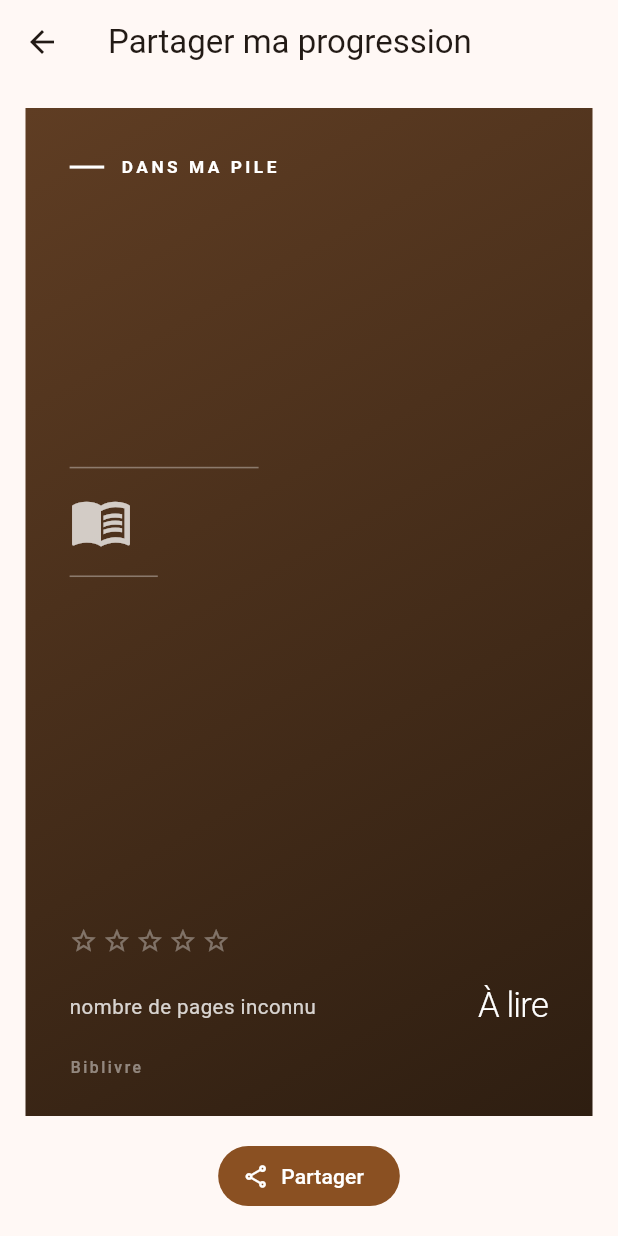
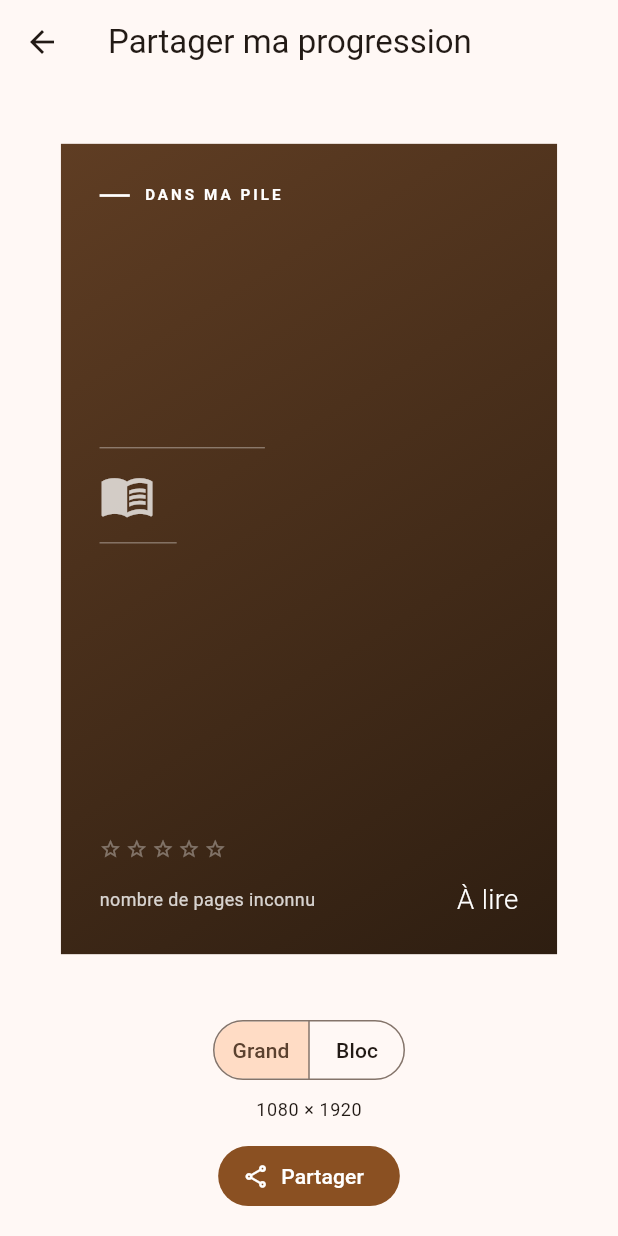
Before and after one commit to BenjaminGott/MyBookmark, a Flutter app: the ShareProgressScreen screen opened directly with empty values, on a phone screen of 412 x 824 dp. Run offline on Flutter 3.47's test engine with Material 3 defaults, Android fonts, the phone set to English and light mode, and no system bars; our stand-ins replace cached_network_image, drift, drift_flutter, file_picker, flutter_riverpod, palette_generator and 2 more; missing offline and left inert: sqlite3; accounts and stored records are empty; generated files the repository leaves out were written again.

Commit message:
Deux formats de carte, pourcentage dans la barre, sans signature
- Un sélecteur propose « Grand » (1080 × 1920, pleine hauteur) et « Bloc »
  (1080 × 1080, carré) : le second met la couverture à gauche et le texte à
  droite, pour être posé à côté d'autre chose. Deux noms de fichier distincts.
- La barre est épaissie et le pourcentage écrit à l'intérieur, dans une couleur
  choisie pour se lire sur le remplissage. En deçà d'une portion lue de 62 px,
  le chiffre passe juste à côté sur le rail : à 1 %, il serait sinon écrasé
  dans quelques pixels.
- Le nom de l'application disparaît de la carte : elle appartient au lecteur.

205 tests au vert, `flutter analyze` sans avertissement.

Co-Authored-By: Claude Opus 5 <noreply@anthropic.com>

```diff
--- a/lib/ui/share/progress_card_palette.dart
+++ b/lib/ui/share/progress_card_palette.dart
@@ -40,6 +40,12 @@ class ProgressCardPalette {
 
   /// La couleur de la portion remplie de la barre de progression.
   final Color accent;
+
+  /// La couleur du texte écrit **sur** [accent] : le pourcentage est logé dans
+  /// la barre, il doit se lire sur elle et non sur le fond.
+  Color get onAccent => accent.computeLuminance() > 0.45
+      ? const Color(0xFF16110D)
+      : Colors.white;
 
   /// Analyse une couverture pour en tirer un dégradé.
   ///
--- a/lib/ui/share/progress_share_card.dart
+++ b/lib/ui/share/progress_share_card.dart
@@ -6,33 +6,58 @@ import '../../domain/services/reading_progress.dart';
 import '../shelf_labels.dart';
 import 'progress_card_palette.dart';
 
+/// Les deux formats de carte proposés au partage.
+///
+/// Les dimensions sont données en points ; capturées au ratio de
+/// [ProgressShareCard.captureRatio], elles donnent les pixels annoncés.
+enum ShareCardFormat {
+  /// Pleine hauteur, pour une story ou un post : 1080 × 1920.
+  large(360, 640, 'Grand', '1080 × 1920'),
+
+  /// Bloc carré, pensé pour être posé à côté d'autre chose : 1080 × 1080.
+  compact(360, 360, 'Bloc', '1080 × 1080');
+
+  const ShareCardFormat(this.width, this.height, this.label, this.pixels);
+
+  final double width;
+  final double height;
+
+  /// Le nom montré dans le sélecteur.
+  final String label;
+
+  /// La taille de l'image produite, annoncée à l'utilisateur.
+  final String pixels;
+
+  String get fileName => switch (this) {
+        ShareCardFormat.large => 'biblivre-progression.png',
+        ShareCardFormat.compact => 'biblivre-progression-bloc.png',
+      };
+}
+
 /// La carte de progression partagée, dessinée à taille fixe.
 ///
-/// Elle mesure toujours [cardWidth] × [cardHeight] : capturée à un ratio de 3,
-/// elle sort en 1080 × 1920, le format attendu par les réseaux sociaux. Rien
-/// dans cette carte ne dépend du thème de l'application ni de la taille de
-/// l'écran, pour que l'image partagée soit identique d'un téléphone à l'autre.
+/// Rien dans cette carte ne dépend du thème de l'application ni de la taille de
+/// l'écran : l'image partagée est identique d'un téléphone à l'autre.
 ///
-/// La composition est alignée à gauche, la couverture posée sur un rail
-/// vertical et le pourcentage traité en grand chiffre maigre : une mise en page
-/// éditoriale, qui ne cherche à ressembler à aucune application existante.
+/// La composition est alignée à gauche et le pourcentage logé dans la barre
+/// elle-même : une mise en page éditoriale, qui ne cherche à ressembler à
+/// aucune application existante.
 class ProgressShareCard extends StatelessWidget {
   const ProgressShareCard({
     required this.item,
     required this.palette,
     super.key,
+    this.format = ShareCardFormat.large,
     this.cover,
     this.captureKey,
   });
-
-  static const double cardWidth = 360;
-  static const double cardHeight = 640;
 
   /// Ratio de capture : 360 × 3 = 1080, 640 × 3 = 1920.
   static const double captureRatio = 3;
 
   final LibraryItem item;
   final ProgressCardPalette palette;
+  final ShareCardFormat format;
 
   /// La couverture, déjà chargée. Nulle si le livre n'en a pas.
   final ImageProvider? cover;
@@ -40,27 +65,21 @@ class ProgressShareCard extends StatelessWidget {
   /// La clé de la frontière de capture, posée au plus près de la carte.
   ///
   /// La frontière est à l'intérieur de la carte, et non autour : c'est ce qui
-  /// garantit qu'elle mesure exactement 360 × 640 et que l'image sorte en
-  /// 1080 × 1920, quelles que soient les contraintes du parent.
+  /// garantit qu'elle mesure exactement le format demandé, quelles que soient
+  /// les contraintes du parent.
   final GlobalKey? captureKey;
 
   @override
   Widget build(BuildContext context) {
-    final book = item.book;
-    final percent = ReadingProgress.percent(
-      currentPage: item.currentEntry.currentPage,
-      pageCount: book.pageCount,
-    );
-
     // Le `Center` desserre les contraintes reçues : sans lui, un parent au
-    // dimensionnement serré étirerait la carte et la capture ne ferait plus
-    // 1080 × 1920.
+    // dimensionnement serré étirerait la carte et la capture ne ferait plus la
+    // taille annoncée.
     return Center(
       child: RepaintBoundary(
         key: captureKey,
         child: SizedBox(
-          width: cardWidth,
-          height: cardHeight,
+          width: format.width,
+          height: format.height,
           child: DecoratedBox(
             decoration: BoxDecoration(
               gradient: LinearGradient(
@@ -69,42 +88,114 @@ class ProgressShareCard extends StatelessWidget {
                 colors: <Color>[palette.top, palette.bottom],
               ),
             ),
-            child: Padding(
-              padding: const EdgeInsets.fromLTRB(28, 32, 28, 24),
+            child: switch (format) {
+              ShareCardFormat.large =>
+                _LargeLayout(item: item, palette: palette, cover: cover),
+              ShareCardFormat.compact =>
+                _CompactLayout(item: item, palette: palette, cover: cover),
+            },
+          ),
+        ),
+      ),
+    );
+  }
+}
+
+/// Mise en page pleine hauteur : la couverture au centre de la composition.
+class _LargeLayout extends StatelessWidget {
+  const _LargeLayout({
+    required this.item,
+    required this.palette,
+    required this.cover,
+  });
+
+  final LibraryItem item;
+  final ProgressCardPalette palette;
+  final ImageProvider? cover;
+
+  @override
+  Widget build(BuildContext context) {
+    return Padding(
+      padding: const EdgeInsets.fromLTRB(28, 32, 28, 30),
       child: Column(
         crossAxisAlignment: CrossAxisAlignment.start,
         children: <Widget>[
           _Kicker(item: item, palette: palette),
           const Spacer(flex: 3),
           if (cover != null)
-                    _Cover(cover: cover!)
+            _Cover(cover: cover!, width: 152, height: 228)
           else
             _NoCoverMark(palette: palette),
-                  const SizedBox(height: 28),
-                  _Title(item: item, palette: palette, large: cover == null),
+          const SizedBox(height: 26),
+          _Title(item: item, palette: palette, size: cover == null ? 38 : 27),
           const Spacer(flex: 2),
           if (item.currentEntry.rating != null) ...<Widget>[
             _Stars(rating: item.currentEntry.rating!, palette: palette),
-                    const SizedBox(height: 20),
+            const SizedBox(height: 18),
           ],
-                  if (percent != null)
-                    _Progress(
-                      percent: percent,
-                      currentPage: item.currentEntry.currentPage,
-                      pageCount: book.pageCount!,
+          _ProgressBlock(item: item, palette: palette, barHeight: 28),
+        ],
+      ),
+    );
+  }
+}
+
+/// Mise en page en bloc : couverture à gauche, texte et barre à droite.
+///
+/// Format carré et compact, pensé pour être posé à côté d'autre chose.
+class _CompactLayout extends StatelessWidget {
+  const _CompactLayout({
+    required this.item,
+    required this.palette,
+    required this.cover,
+  });
+
+  final LibraryItem item;
+  final ProgressCardPalette palette;
+  final ImageProvider? cover;
+
+  @override
+  Widget build(BuildContext context) {
+    return Padding(
+      padding: const EdgeInsets.all(24),
+      child: Column(
+        crossAxisAlignment: CrossAxisAlignment.start,
+        children: <Widget>[
+          _Kicker(item: item, palette: palette),
+          const SizedBox(height: 18),
+          Expanded(
+            child: Row(
+              crossAxisAlignment: CrossAxisAlignment.start,
+              children: <Widget>[
+                if (cover != null) ...<Widget>[
+                  _Cover(cover: cover!, width: 100, height: 150),
+                  const SizedBox(width: 18),
+                ],
+                Expanded(
+                  child: Column(
+                    crossAxisAlignment: CrossAxisAlignment.start,
+                    children: <Widget>[
+                      _Title(
+                        item: item,
                         palette: palette,
-                    )
-                  else
-                    // Sans nombre de pages, aucun pourcentage n'a de sens : la
-                    // carte annonce simplement où en est le livre.
-                    _ShelfOnly(item: item, palette: palette),
-                  const SizedBox(height: 22),
-                  _Signature(palette: palette),
+                        size: cover == null ? 30 : 21,
+                        maxLines: cover == null ? 4 : 3,
+                      ),
+                      const Spacer(),
+                      if (item.currentEntry.rating != null)
+                        _Stars(
+                          rating: item.currentEntry.rating!,
+                          palette: palette,
+                        ),
                     ],
                   ),
                 ),
+              ],
             ),
           ),
+          const SizedBox(height: 16),
+          _ProgressBlock(item: item, palette: palette, barHeight: 24),
+        ],
       ),
     );
   }
@@ -129,8 +220,11 @@ class _Kicker extends StatelessWidget {
       children: <Widget>[
         Container(width: 22, height: 2, color: palette.foreground),
         const SizedBox(width: 10),
-        Text(
+        Flexible(
+          child: Text(
             label,
+            maxLines: 1,
+            overflow: TextOverflow.ellipsis,
             style: TextStyle(
               color: palette.foreground,
               fontSize: 11,
@@ -139,15 +233,22 @@ class _Kicker extends StatelessWidget {
               height: 1,
             ),
           ),
+        ),
       ],
     );
   }
 }
 
 class _Cover extends StatelessWidget {
-  const _Cover({required this.cover});
+  const _Cover({
+    required this.cover,
+    required this.width,
+    required this.height,
+  });
 
   final ImageProvider cover;
+  final double width;
+  final double height;
 
   @override
   Widget build(BuildContext context) {
@@ -166,8 +267,8 @@ class _Cover extends StatelessWidget {
         borderRadius: BorderRadius.circular(6),
         child: Image(
           image: cover,
-          width: 152,
-          height: 228,
+          width: width,
+          height: height,
           fit: BoxFit.cover,
           // L'image est déjà en cache au moment de la capture ; ce rendu
           // immédiat évite un fondu qui sortirait à moitié transparent.
@@ -178,7 +279,7 @@ class _Cover extends StatelessWidget {
   }
 }
 
-/// Le substitut de couverture : deux filets et une initiale.
+/// Le substitut de couverture : deux filets et un pictogramme.
 class _NoCoverMark extends StatelessWidget {
   const _NoCoverMark({required this.palette});
 
@@ -215,14 +316,14 @@ class _Title extends StatelessWidget {
   const _Title({
     required this.item,
     required this.palette,
-    required this.large,
+    required this.size,
+    this.maxLines = 3,
   });
 
   final LibraryItem item;
   final ProgressCardPalette palette;
-
-  /// Sans couverture, le titre prend la place laissée libre.
-  final bool large;
+  final double size;
+  final int maxLines;
 
   @override
   Widget build(BuildContext context) {
@@ -231,25 +332,24 @@ class _Title extends StatelessWidget {
       children: <Widget>[
         Text(
           item.book.title,
-          maxLines: large ? 4 : 3,
+          maxLines: maxLines,
           overflow: TextOverflow.ellipsis,
           style: TextStyle(
             color: palette.foreground,
-            fontSize: large ? 38 : 27,
+            fontSize: size,
             fontWeight: FontWeight.w700,
             height: 1.12,
             letterSpacing: -0.4,
           ),
         ),
-        const SizedBox(height: 8),
+        const SizedBox(height: 7),
         Text(
           item.book.author ?? 'Auteur inconnu',
           maxLines: 1,
           overflow: TextOverflow.ellipsis,
           style: TextStyle(
             color: palette.foreground.withValues(alpha: 0.78),
-            fontSize: 15,
-            fontWeight: FontWeight.w400,
+            fontSize: size < 24 ? 13 : 15,
             letterSpacing: 0.2,
           ),
         ),
@@ -273,7 +373,7 @@ class _Stars extends StatelessWidget {
             padding: const EdgeInsets.only(right: 3),
             child: Icon(
               star <= rating ? Icons.star : Icons.star_border,
-              size: 18,
+              size: 16,
               color: palette.foreground.withValues(
                 alpha: star <= rating ? 0.95 : 0.35,
               ),
@@ -284,104 +384,38 @@ class _Stars extends StatelessWidget {
   }
 }
 
-/// La barre, les pages et le grand pourcentage.
-class _Progress extends StatelessWidget {
-  const _Progress({
-    required this.percent,
-    required this.currentPage,
-    required this.pageCount,
+/// La barre de progression et la ligne de pages qui l'accompagne.
+class _ProgressBlock extends StatelessWidget {
+  const _ProgressBlock({
+    required this.item,
     required this.palette,
+    required this.barHeight,
   });
 
-  final int percent;
-  final int currentPage;
-  final int pageCount;
+  final LibraryItem item;
   final ProgressCardPalette palette;
+  final double barHeight;
 
   @override
   Widget build(BuildContext context) {
-    return Column(
-      crossAxisAlignment: CrossAxisAlignment.start,
-      children: <Widget>[
-        ClipRRect(
-          borderRadius: BorderRadius.circular(3),
-          child: SizedBox(
-            height: 5,
-            child: Stack(
-              children: <Widget>[
-                ColoredBox(
-                  // Le rail reste discret : c'est la portion lue qui doit
-                  // porter le regard.
-                  color: palette.foreground.withValues(alpha: 0.16),
-                  child: const SizedBox.expand(),
-                ),
-                FractionallySizedBox(
-                  widthFactor: (percent / 100).clamp(0.0, 1.0),
-                  child: ColoredBox(color: palette.accent),
-                ),
-              ],
-            ),
-          ),
-        ),
-        const SizedBox(height: 14),
-        Row(
-          crossAxisAlignment: CrossAxisAlignment.end,
-          children: <Widget>[
-            Expanded(
-              child: Text(
-                'page $currentPage sur $pageCount',
-                style: TextStyle(
-                  color: palette.foreground.withValues(alpha: 0.8),
-                  fontSize: 13,
-                  letterSpacing: 0.3,
-                ),
-              ),
-            ),
-            Text(
-              '$percent',
-              style: TextStyle(
-                color: palette.foreground,
-                fontSize: 40,
-                fontWeight: FontWeight.w300,
-                height: 0.92,
-                letterSpacing: -1.5,
-              ),
-            ),
-            Padding(
-              padding: const EdgeInsets.only(left: 3, bottom: 4),
-              child: Text(
-                '%',
-                style: TextStyle(
-                  color: palette.foreground.withValues(alpha: 0.8),
-                  fontSize: 15,
-                  fontWeight: FontWeight.w400,
-                ),
-              ),
-            ),
-          ],
-        ),
-      ],
+    final pageCount = item.book.pageCount;
+    final percent = ReadingProgress.percent(
+      currentPage: item.currentEntry.currentPage,
+      pageCount: pageCount,
     );
-  }
-}
-
-/// Ce qu'on affiche quand le nombre de pages est inconnu.
-class _ShelfOnly extends StatelessWidget {
-  const _ShelfOnly({required this.item, required this.palette});
-
-  final LibraryItem item;
-  final ProgressCardPalette palette;
-
-  @override
-  Widget build(BuildContext context) {
     final page = item.currentEntry.currentPage;
 
+    // Sans nombre de pages, aucun pourcentage n'a de sens : la carte annonce
+    // simplement où en est le livre, sans barre trompeuse.
+    if (percent == null) {
       return Row(
         crossAxisAlignment: CrossAxisAlignment.end,
         children: <Widget>[
           Expanded(
             child: Text(
               page > 0 ? 'page $page' : 'nombre de pages inconnu',
+              maxLines: 1,
+              overflow: TextOverflow.ellipsis,
               style: TextStyle(
                 color: palette.foreground.withValues(alpha: 0.8),
                 fontSize: 13,
@@ -393,10 +427,28 @@ class _ShelfOnly extends StatelessWidget {
             item.shelf.label,
             style: TextStyle(
               color: palette.foreground,
-            fontSize: 22,
+              fontSize: 20,
               fontWeight: FontWeight.w300,
               height: 1,
-            letterSpacing: -0.5,
+            ),
+          ),
+        ],
+      );
+    }
+
+    return Column(
+      crossAxisAlignment: CrossAxisAlignment.start,
+      children: <Widget>[
+        _ProgressBar(percent: percent, palette: palette, height: barHeight),
+        const SizedBox(height: 10),
+        Text(
+          'page $page sur $pageCount',
+          maxLines: 1,
+          overflow: TextOverflow.ellipsis,
+          style: TextStyle(
+            color: palette.foreground.withValues(alpha: 0.8),
+            fontSize: 13,
+            letterSpacing: 0.3,
           ),
         ),
       ],
@@ -404,21 +456,84 @@ class _ShelfOnly extends StatelessWidget {
   }
 }
 
-class _Signature extends StatelessWidget {
-  const _Signature({required this.palette});
+/// Une barre épaisse dont le pourcentage est écrit à l'intérieur.
+///
+/// Le chiffre se loge dans la portion lue tant qu'elle est assez large ; en
+/// deçà il passe juste à côté, sur le rail. Sans cette bascule, un livre à 3 %
+/// afficherait un pourcentage illisible, écrasé dans quelques pixels.
+class _ProgressBar extends StatelessWidget {
+  const _ProgressBar({
+    required this.percent,
+    required this.palette,
+    required this.height,
+  });
 
+  /// Largeur minimale de la portion lue pour y loger le chiffre.
+  static const double _insideThreshold = 62;
+
+  final int percent;
   final ProgressCardPalette palette;
+  final double height;
 
   @override
   Widget build(BuildContext context) {
-    return Text(
-      'Biblivre',
+    final fraction = (percent / 100).clamp(0.0, 1.0);
+    final radius = BorderRadius.circular(height / 2);
+
+    return LayoutBuilder(
+      builder: (context, constraints) {
+        final filled = constraints.maxWidth * fraction;
+        final inside = filled >= _insideThreshold;
+
+        return SizedBox(
+          height: height,
+          child: Stack(
+            children: <Widget>[
+              // Le rail reste discret : c'est la portion lue qui porte le
+              // regard.
+              DecoratedBox(
+                decoration: BoxDecoration(
+                  color: palette.foreground.withValues(alpha: 0.16),
+                  borderRadius: radius,
+                ),
+                child: const SizedBox.expand(),
+              ),
+              SizedBox(
+                width: filled,
+                child: DecoratedBox(
+                  decoration: BoxDecoration(
+                    color: palette.accent,
+                    borderRadius: radius,
+                  ),
+                ),
+              ),
+              Positioned.fill(
+                child: Padding(
+                  padding: EdgeInsets.only(
+                    left: inside ? 0 : filled + 10,
+                    right: inside ? height * 0.5 : 0,
+                  ),
+                  child: Align(
+                    alignment:
+                        inside ? Alignment.centerRight : Alignment.centerLeft,
+                    child: Text(
+                      '$percent %',
                       style: TextStyle(
-        color: palette.foreground.withValues(alpha: 0.45),
-        fontSize: 10,
-        fontWeight: FontWeight.w500,
-        letterSpacing: 1.6,
+                        color:
+                            inside ? palette.onAccent : palette.foreground,
+                        fontSize: height * 0.52,
+                        fontWeight: FontWeight.w600,
+                        height: 1,
+                        letterSpacing: 0.2,
                       ),
+                    ),
+                  ),
+                ),
+              ),
+            ],
+          ),
+        );
+      },
     );
   }
 }
--- a/lib/ui/share/share_progress_screen.dart
+++ b/lib/ui/share/share_progress_screen.dart
@@ -32,6 +32,7 @@ class _ShareProgressScreenState extends ConsumerState<ShareProgressScreen> {
 
   ProgressCardPalette? _palette;
   ImageProvider? _cover;
+  ShareCardFormat _format = ShareCardFormat.large;
   bool _sharing = false;
 
   @override
@@ -94,12 +95,36 @@ class _ShareProgressScreenState extends ConsumerState<ShareProgressScreen> {
                       item: widget.item,
                       palette: palette,
                       cover: _cover,
+                      format: _format,
                     ),
                   ),
                 ),
+                Padding(
+                  padding: const EdgeInsets.symmetric(horizontal: 16),
+                  child: SegmentedButton<ShareCardFormat>(
+                    segments: <ButtonSegment<ShareCardFormat>>[
+                      for (final format in ShareCardFormat.values)
+                        ButtonSegment<ShareCardFormat>(
+                          value: format,
+                          label: Text(format.label),
+                        ),
+                    ],
+                    selected: <ShareCardFormat>{_format},
+                    showSelectedIcon: false,
+                    onSelectionChanged: _sharing
+                        ? null
+                        : (selection) =>
+                            setState(() => _format = selection.first),
+                  ),
+                ),
+                const SizedBox(height: 8),
+                Text(
+                  _format.pixels,
+                  style: Theme.of(context).textTheme.bodySmall,
+                ),
                 SafeArea(
                   child: Padding(
-                    padding: const EdgeInsets.fromLTRB(16, 0, 16, 16),
+                    padding: const EdgeInsets.fromLTRB(16, 12, 16, 16),
                     child: FilledButton.icon(
                       onPressed: _sharing ? null : _share,
                       icon: const Icon(Icons.share_outlined),
@@ -123,7 +148,7 @@ class _ShareProgressScreenState extends ConsumerState<ShareProgressScreen> {
 
       await ref.read(imageSharingProvider).sharePng(
             bytes: bytes,
-            fileName: 'biblivre-progression.png',
+            fileName: _format.fileName,
             text: _shareText(),
           );
     } on AppException catch (error) {
@@ -135,7 +160,7 @@ class _ShareProgressScreenState extends ConsumerState<ShareProgressScreen> {
     }
   }
 
-  /// Capture la carte en 1080 × 1920.
+  /// Capture la carte dans la taille de son format.
   Future<Uint8List?> _capture() async {
     final boundary =
         _cardKey.currentContext?.findRenderObject() as RenderRepaintBoundary?;
@@ -181,20 +206,22 @@ class _CardPreview extends StatelessWidget {
     required this.item,
     required this.palette,
     required this.cover,
+    required this.format,
   });
 
   final GlobalKey cardKey;
   final LibraryItem item;
   final ProgressCardPalette palette;
   final ImageProvider? cover;
+  final ShareCardFormat format;
 
   @override
   Widget build(BuildContext context) {
     return LayoutBuilder(
       builder: (context, constraints) {
         final scale = math.min(
-          constraints.maxWidth / ProgressShareCard.cardWidth,
-          constraints.maxHeight / ProgressShareCard.cardHeight,
+          constraints.maxWidth / format.width,
+          constraints.maxHeight / format.height,
         );
 
         return Transform.scale(
@@ -203,6 +230,7 @@ class _CardPreview extends StatelessWidget {
             item: item,
             palette: palette,
             cover: cover,
+            format: format,
             captureKey: cardKey,
           ),
         );
```
Also changed, not shown: 2 other files. Lines whose indentation alone changed are shown as unchanged.
